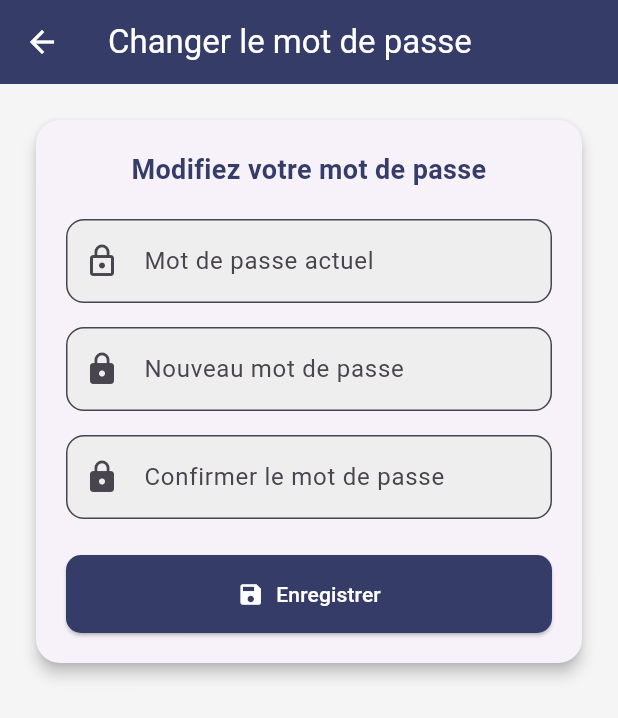
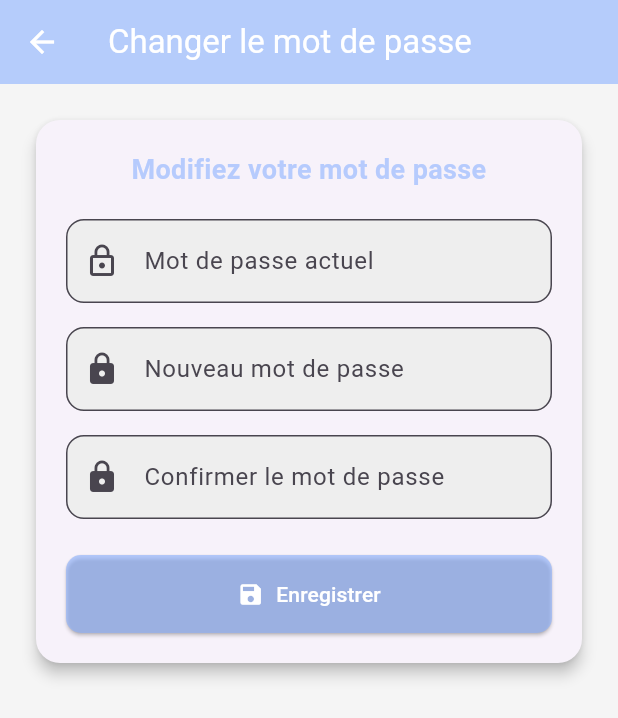
Before and after one commit to ZoukhMeriem/test, a Flutter app: the ChangePasswordPage screen opened directly with empty values, on a phone screen of 412 x 824 dp. Shown: the top 718 px of the screen. Run offline on Flutter 3.47's test engine with Material 3 defaults, Android fonts, the phone set to English and light mode, and no system bars; our stand-ins replace animated_text_kit, cloud_firestore, dio, firebase_auth, firebase_core, firebase_storage and 9 more; missing offline and left inert: dialog_flowtter; accounts and stored records are empty; generated files the repository leaves out were written again; project files that could hold a hidden picture were left out.

Commit message:
Update change_password_page.dart

```diff
--- a/appdz5/lib/compte/change_password_page.dart
+++ b/appdz5/lib/compte/change_password_page.dart
@@ -18,7 +18,7 @@ class _ChangePasswordPageState extends State<ChangePasswordPage> {
   final TextEditingController _confirmPasswordController = TextEditingController();
   final FirebaseFirestore _firestore = FirebaseFirestore.instance;
 
-  final Color mainColor = const Color(0xFF353C67);
+  final Color mainColor = const Color(0x998BB1FF);
 
   @override
   Widget build(BuildContext context) {
```
